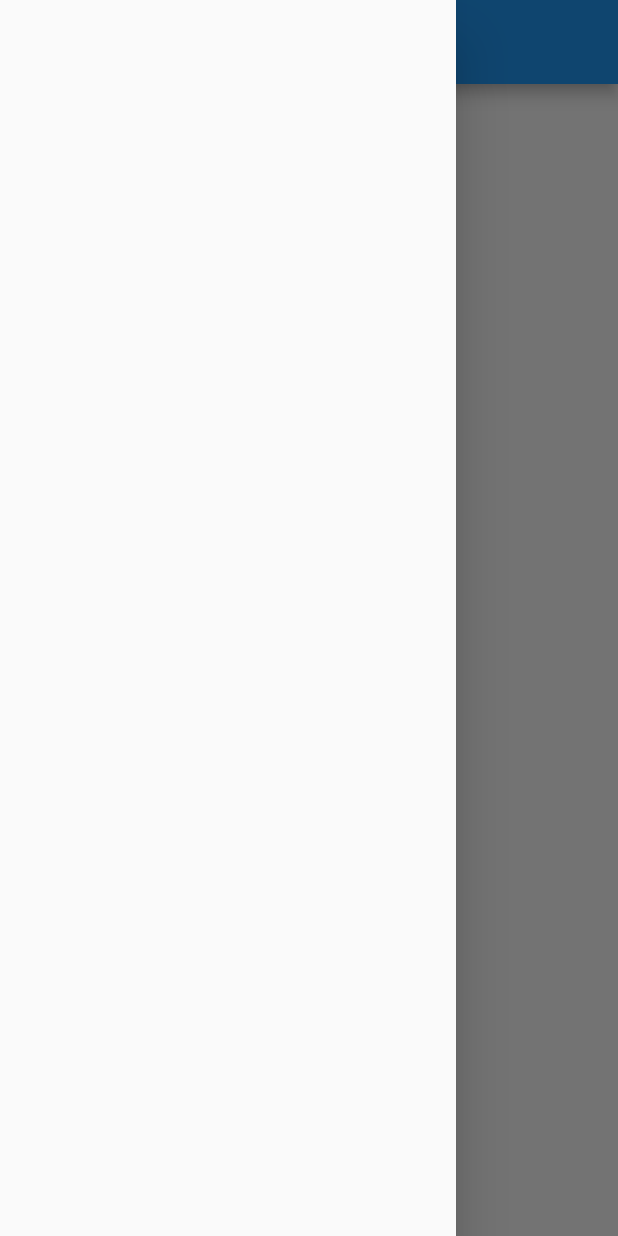
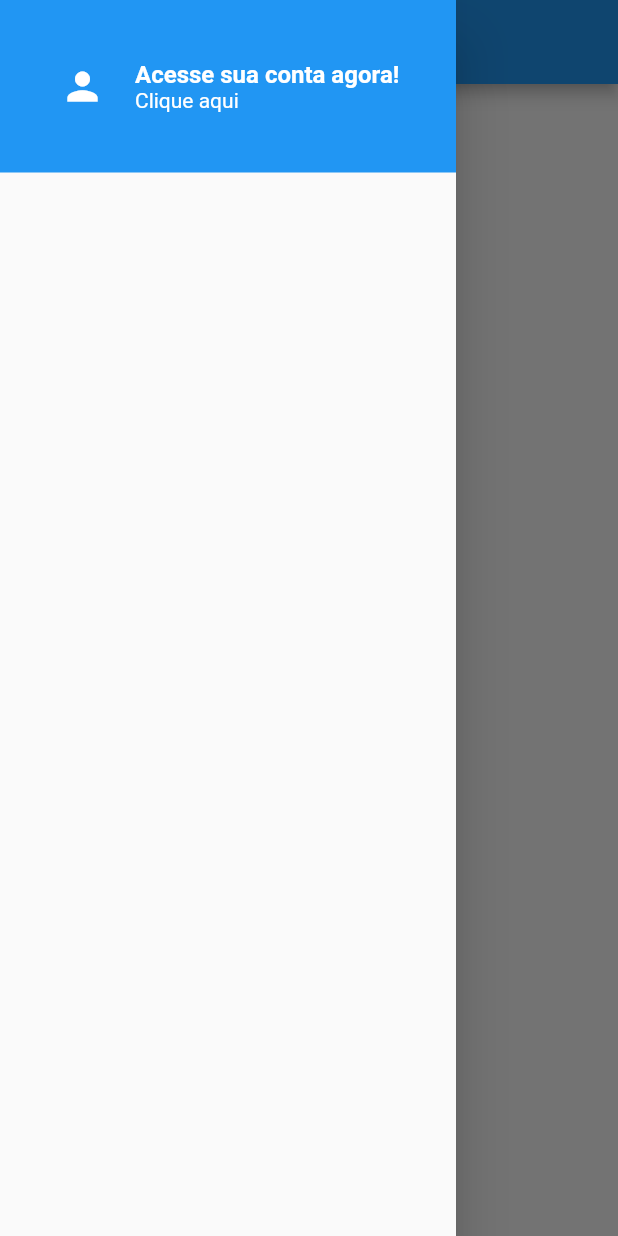
Before and after one commit to Ariosmaia/Projeto-Clone-OLX, a Flutter app: the screen it shows after launch, with the side drawer open, on a phone screen of 412 x 824 dp. Run offline on Flutter 3.47's test engine with Material 2 defaults, Android fonts, the phone set to English and light mode, and no system bars.

Commit message:
criando o custom_drawer

```diff
--- /dev/null
+++ b/lib/common/custom_drawer/custom_drawer.dart
@@ -0,0 +1,17 @@
+import 'package:flutter/material.dart';
+import 'package:xlo/common/custom_drawer/widgets/custom_header.dart';
+import 'package:xlo/common/custom_drawer/widgets/icons_section.dart';
+
+class CustomDrawer extends StatelessWidget {
+  @override
+  Widget build(BuildContext context) {
+    return Drawer(
+      child: ListView(
+        children: <Widget>[
+          CustomHeader(),
+          IconsSection(),
+        ],
+      ),
+    );
+  }
+}
--- /dev/null
+++ b/lib/common/custom_drawer/widgets/custom_header.dart
@@ -0,0 +1,51 @@
+import 'package:flutter/material.dart';
+
+class CustomHeader extends StatelessWidget {
+  @override
+  Widget build(BuildContext context) {
+    return Container(
+      height: 115,
+      padding: const EdgeInsets.only(left: 40),
+      color: Colors.blue,
+      child: Row(
+        children: <Widget>[
+          Icon(
+            Icons.person,
+            color: Colors.white,
+            size: 30,
+          ),
+          const SizedBox(
+            width: 20,
+          ),
+          Expanded(
+            child: Column(
+              mainAxisAlignment: MainAxisAlignment.center,
+              crossAxisAlignment: CrossAxisAlignment.start,
+              children: <Widget>[
+                Text(
+                  "Acesse sua conta agora!",
+                  style: TextStyle(
+                    color: Colors.white,
+                    fontSize: 16,
+                    fontWeight: FontWeight.bold,
+                  ),
+                  //Caso o texto seja muito grande ele corta o texto
+                  overflow: TextOverflow.clip,
+                ),
+                Text(
+                  "Clique aqui",
+                  style: TextStyle(
+                    color: Colors.white,
+                    fontSize: 14,
+                    fontWeight: FontWeight.w400,
+                  ),
+                  overflow: TextOverflow.clip,
+                ),
+              ],
+            ),
+          )
+        ],
+      ),
+    );
+  }
+}
--- /dev/null
+++ b/lib/common/custom_drawer/widgets/icons_section.dart
@@ -0,0 +1,8 @@
+import 'package:flutter/material.dart';
+
+class IconsSection extends StatelessWidget {
+  @override
+  Widget build(BuildContext context) {
+    return Container();
+  }
+}
--- a/lib/screens/home/home_screen.dart
+++ b/lib/screens/home/home_screen.dart
@@ -1,4 +1,5 @@
 import 'package:flutter/material.dart';
+import 'package:xlo/common/custom_drawer/custom_drawer.dart';
 
 class HomeScreen extends StatefulWidget {
   @override
@@ -12,7 +13,7 @@ class _HomeScreenState extends State<HomeScreen> {
       appBar: AppBar(
         title: Text("XLO"),
       ),
-      drawer: Drawer(),
+      drawer: CustomDrawer(),
     );
   }
 }
```
